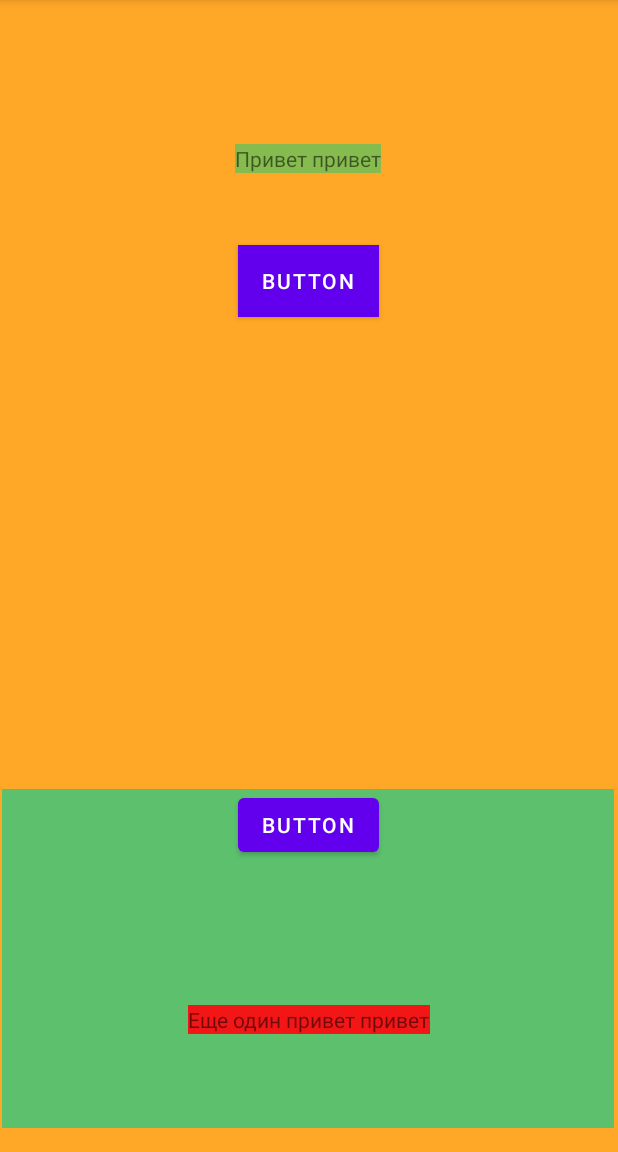
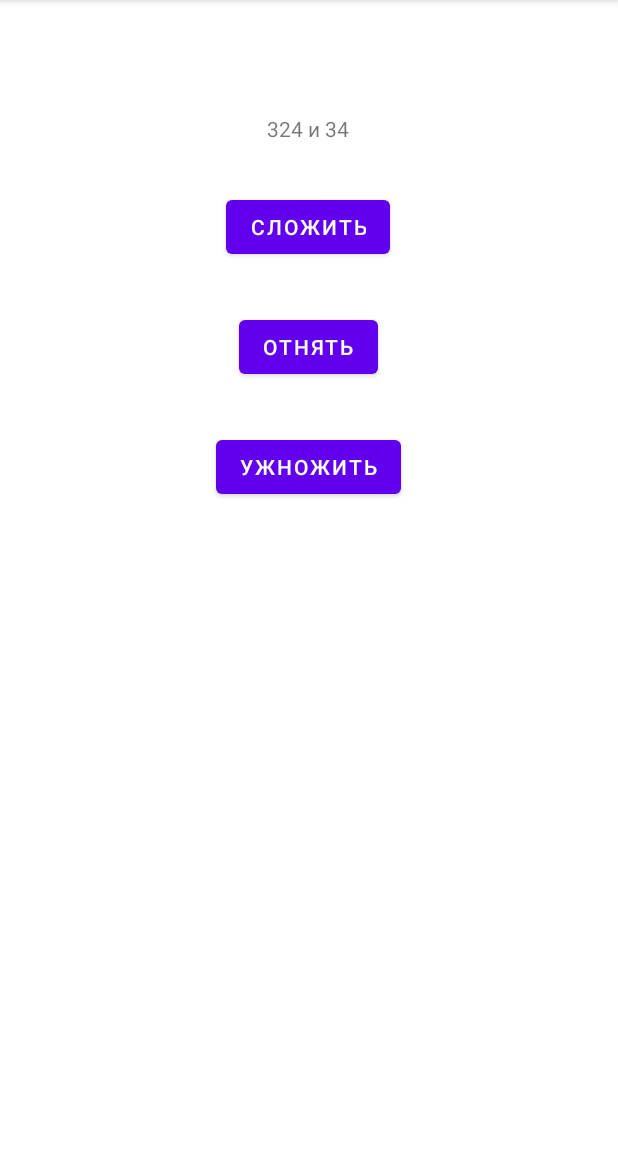
Before and after one commit to Descalzo1980/Kotlin, an Android app: the screen it shows after launch (MainActivity), on a phone screen of 412 x 824 dp, the part 84-1236 px from its top. Run offline under Robolectric (Android 15) with nearby library versions, the phone set to English and light mode, and no system bars.

Commit message:
простой калькулятор

```diff
--- a/app/src/main/java/com/example/myfirstapp/MainActivity.kt
+++ b/app/src/main/java/com/example/myfirstapp/MainActivity.kt
@@ -13,16 +13,27 @@ import com.example.myfirstapp.databinding.Test1Binding
 
 class MainActivity : AppCompatActivity() {
     lateinit var bindingClass : ActivityMainBinding
+    private val a = 324
+    private val b = 34
 
     override fun onCreate(s: Bundle?) {
         super.onCreate(s)
         bindingClass = ActivityMainBinding.inflate(layoutInflater)
         setContentView(bindingClass.root)
+
+        bindingClass.btn1.setOnClickListener {
+            val result = (a + b).toString()
+            bindingClass.tvres.text = result
+        }
         bindingClass.btn2.setOnClickListener {
-            bindingClass.tv3.visibility = View.GONE
+
+            val result1 = a - b
+            bindingClass.tvres.text = "Результат вычитания равен: $result1"
+        }
+        bindingClass.btn3.setOnClickListener {
+            val result2 = a * b
+            bindingClass.tvres.text = "Результат умножения равен: $result2"
+        }
         }
 
         }
-
-
-    }
--- a/app/src/main/res/layout/activity_main.xml
+++ b/app/src/main/res/layout/activity_main.xml
@@ -4,71 +4,47 @@
     xmlns:tools="http://schemas.android.com/tools"
     android:layout_width="match_parent"
     android:layout_height="match_parent"
-    android:background="#EF0C0C"
-    android:backgroundTint="#FFA726"
     tools:context=".MainActivity">
 
+
     <TextView
-        android:id="@+id/textView2"
+        android:id="@+id/tvres"
         android:layout_width="wrap_content"
         android:layout_height="wrap_content"
-        android:layout_marginTop="96dp"
-        android:background="#86BC4F"
-        android:hapticFeedbackEnabled="false"
-        android:text="Привет привет"
-        android:visibility="visible"
+        android:layout_marginTop="76dp"
+        android:text="324 и 34"
         app:layout_constraintEnd_toEndOf="parent"
         app:layout_constraintHorizontal_bias="0.498"
         app:layout_constraintStart_toStartOf="parent"
         app:layout_constraintTop_toTopOf="parent" />
 
     <Button
-        android:id="@+id/button2"
+        android:id="@+id/btn1"
         android:layout_width="wrap_content"
         android:layout_height="wrap_content"
-        android:layout_marginTop="48dp"
-        android:background="#EF0505"
-        android:backgroundTint="#EC0909"
-        android:text="Button"
-        app:layout_constraintEnd_toEndOf="parent"
-        app:layout_constraintHorizontal_bias="0.498"
-        app:layout_constraintStart_toStartOf="parent"
-        app:layout_constraintTop_toBottomOf="@+id/textView2" />
+        android:layout_marginTop="32dp"
+        android:text="Сложить"
+        app:layout_constraintEnd_toEndOf="@+id/tvres"
+        app:layout_constraintStart_toStartOf="@+id/tvres"
+        app:layout_constraintTop_toBottomOf="@+id/tvres" />
 
-    <androidx.constraintlayout.widget.ConstraintLayout
-        android:id="@+id/constraintLayout"
-        android:layout_width="408dp"
-        android:layout_height="226dp"
-        android:layout_marginBottom="16dp"
-        android:background="#5CC06D"
-        app:layout_constraintBottom_toBottomOf="parent"
-        app:layout_constraintEnd_toEndOf="parent"
-        app:layout_constraintHorizontal_bias="0.333"
-        app:layout_constraintStart_toStartOf="parent">
+    <Button
+        android:id="@+id/btn2"
+        android:layout_width="wrap_content"
+        android:layout_height="wrap_content"
+        android:layout_marginTop="32dp"
+        android:text="Отнять"
+        app:layout_constraintEnd_toEndOf="@+id/btn1"
+        app:layout_constraintStart_toStartOf="@+id/btn1"
+        app:layout_constraintTop_toBottomOf="@+id/btn1" />
 
-        <TextView
-            android:id="@+id/tv3"
-            android:layout_width="wrap_content"
-            android:layout_height="wrap_content"
-            android:layout_marginBottom="36dp"
-            android:background="#F31616"
-            android:text="Еще один привет привет"
-            android:visibility="visible"
-            app:layout_constraintBottom_toBottomOf="parent"
-            app:layout_constraintEnd_toEndOf="parent"
-            app:layout_constraintHorizontal_bias="0.502"
-            app:layout_constraintStart_toStartOf="parent"
-            app:layout_constraintTop_toTopOf="@+id/btn2"
-            app:layout_constraintVertical_bias="0.842" />
-
-        <Button
-            android:id="@+id/btn2"
-            android:layout_width="wrap_content"
-            android:layout_height="wrap_content"
-            android:text="Button"
-            android:visibility="visible"
-            app:layout_constraintEnd_toEndOf="parent"
-            app:layout_constraintStart_toStartOf="parent"
-            app:layout_constraintTop_toTopOf="parent" />
-    </androidx.constraintlayout.widget.ConstraintLayout>
+    <Button
+        android:id="@+id/btn3"
+        android:layout_width="wrap_content"
+        android:layout_height="wrap_content"
+        android:layout_marginTop="32dp"
+        android:text="Ужножить"
+        app:layout_constraintEnd_toEndOf="@+id/btn2"
+        app:layout_constraintStart_toStartOf="@+id/btn2"
+        app:layout_constraintTop_toBottomOf="@+id/btn2" />
 </androidx.constraintlayout.widget.ConstraintLayout>
```
